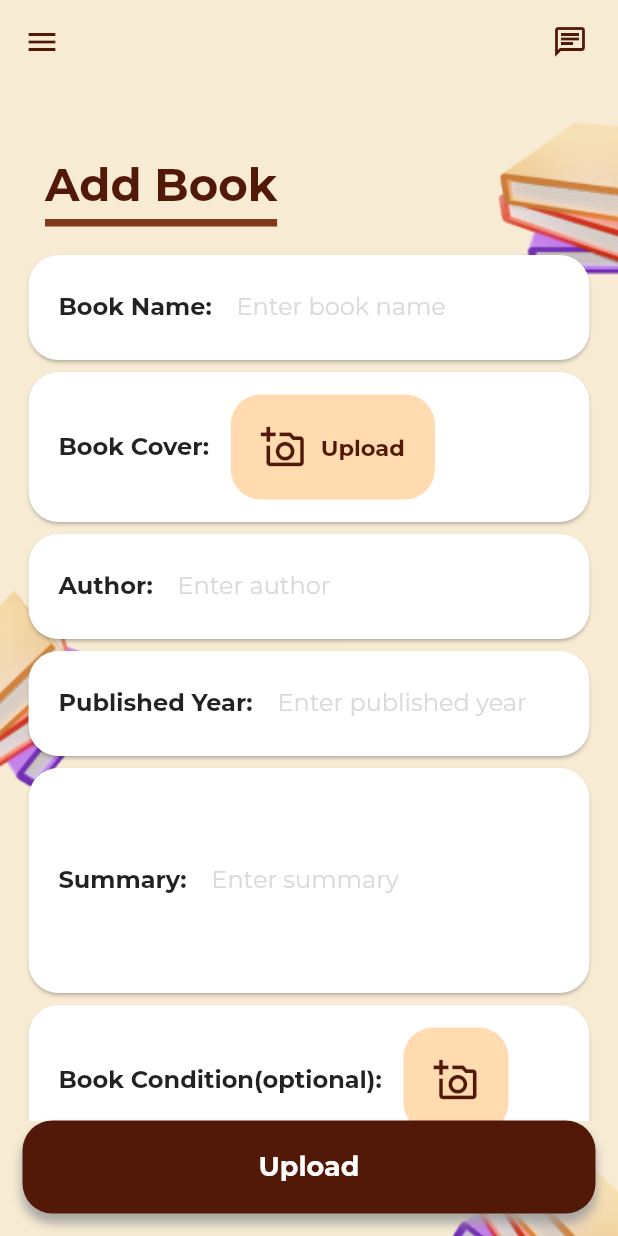
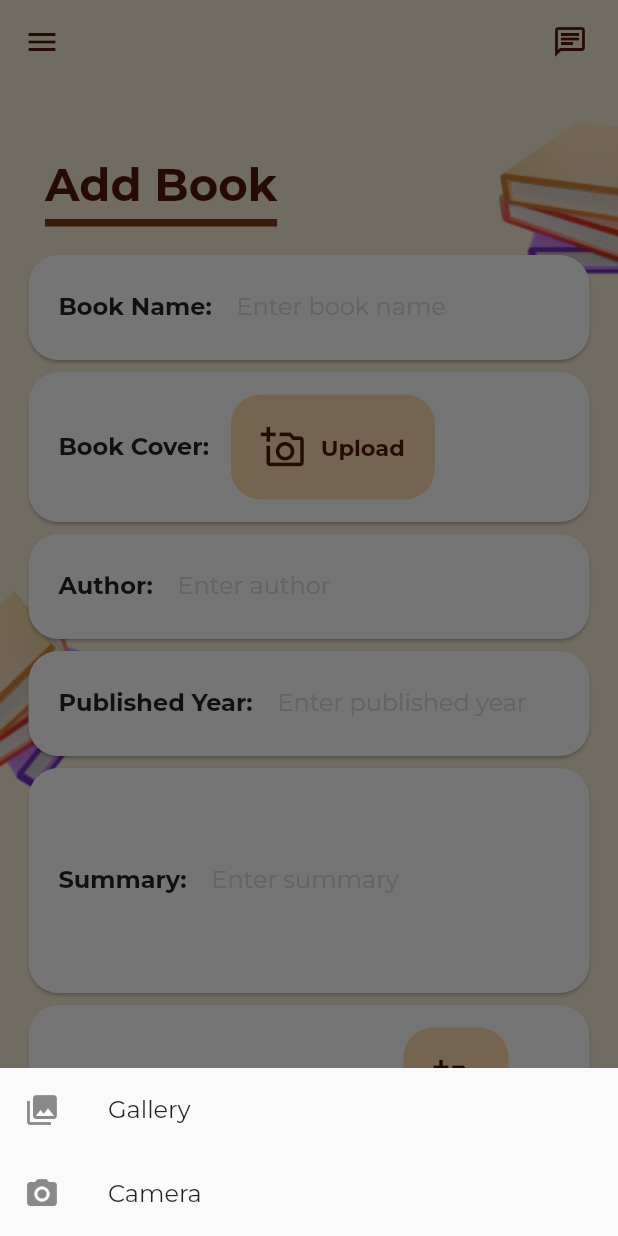
Before and after one commit to AndreaGon/6002CEM_Group6, a Flutter app: the AddBook screen opened by its route, after a tap on "Upload", on a phone screen of 412 x 824 dp. Run offline on Flutter 3.47's test engine with Material 2 defaults, Android fonts, the phone set to English and light mode, and no system bars; our stand-ins replace cloud_firestore, email_validator, firebase_auth, firebase_core, firebase_storage, fluttertoast and 3 more; missing offline and left inert: dart:ffi; accounts and stored records are empty.

Commit message:
image picker

```diff
--- a/lib/view/books/add_book.dart
+++ b/lib/view/books/add_book.dart
@@ -1,21 +1,73 @@
+import 'dart:io';
 import 'package:bookbridge/view/home/side_navi.dart';
 import 'package:fluttertoast/fluttertoast.dart';
-import 'package:bookbridge/repository/books_repo.dart';
-import 'package:bookbridge/view/books/book_info.dart';
 import 'package:bookbridge/view_model/books_viewmodel.dart';
-import 'package:cloud_firestore/cloud_firestore.dart';
-import 'package:firebase_auth/firebase_auth.dart';
 import 'package:flutter/material.dart';
-
+import 'package:image_picker/image_picker.dart';
+import 'package:path/path.dart';
 import '../../res/colors.dart';
-import '../help_center/help_center.dart';
 import '../home/homepage.dart';
 import '../inbox/inbox.dart';
-import '../login_register/login.dart';
 import 'my_books.dart';
+import 'package:firebase_storage/firebase_storage.dart' as firebase_storage;
+
+class AddBook extends StatefulWidget {
+  AddBook({Key? key}) : super(key: key);
+
+  @override
+  State<AddBook> createState() => _AddBookState();
+}
+
+class _AddBookState extends State<AddBook> {
+
+  firebase_storage.FirebaseStorage storage =
+      firebase_storage.FirebaseStorage.instance;
+
+  File? _photo;
+  final ImagePicker _picker = ImagePicker();
+
+  Future imgFromGallery() async {
+    final pickedFile = await _picker.pickImage(source: ImageSource.gallery);
+
+    setState(() {
+      if (pickedFile != null) {
+        _photo = File(pickedFile.path);
+        uploadFile();
+      } else {
+        print('No image selected.');
+      }
+    });
+  }
+
+  Future imgFromCamera() async {
+    final pickedFile = await _picker.pickImage(source: ImageSource.camera);
+
+    setState(() {
+      if (pickedFile != null) {
+        _photo = File(pickedFile.path);
+        uploadFile();
+      } else {
+        print('No image selected.');
+      }
+    });
+  }
+
+  Future uploadFile() async {
+    if (_photo == null) return;
+    final fileName = basename(_photo!.path);
+    final destination = 'files/$fileName';
+
+    try {
+      final ref = firebase_storage.FirebaseStorage.instance
+          .ref(destination)
+          .child('file/');
+      await ref.putFile(_photo!);
+    } catch (e) {
+      print('error occured');
+    }
+  }
 
 
-class AddBook extends StatelessWidget {
 
   TextEditingController nameController = TextEditingController();
   TextEditingController authorController = TextEditingController();
@@ -23,11 +75,8 @@ class AddBook extends StatelessWidget {
   TextEditingController summaryController = TextEditingController();
   TextEditingController priceController = TextEditingController();
 
-  AddBook({super.key});
-
   @override
   Widget build(BuildContext context) {
-
     return Container(
         decoration: const BoxDecoration(
           image: DecorationImage(
@@ -125,10 +174,9 @@ class AddBook extends StatelessWidget {
                                   child: Row(
                                       children: [
                                         const Text('Book Cover: ', style: TextStyle(fontSize: 16,fontWeight: FontWeight.bold)),
-                                        const SizedBox(width: 10,),
+                                        const SizedBox(width: 10),
                                         InkWell(
-                                          //chat button
-                                            onTap: () {  },
+                                            onTap: () { _showPicker(context); },
                                             child: Container(
                                                 padding: const EdgeInsets.all(20),
                                                 decoration: BoxDecoration(color: light, borderRadius: BorderRadius.circular(20)),
@@ -263,7 +311,6 @@ class AddBook extends StatelessWidget {
                                 shape: RoundedRectangleBorder(borderRadius: BorderRadius.circular(20)),
                                 child:Container(
                                   width: double.infinity,
-                                  //Book cover
                                   height: 100,
                                   alignment: Alignment.centerLeft,
                                   padding: const EdgeInsets.fromLTRB(20, 0, 20, 0),
@@ -272,11 +319,9 @@ class AddBook extends StatelessWidget {
                                         const Text('Book Condition(optional): ', style: TextStyle(fontSize: 16,fontWeight: FontWeight.bold)),
                                         const SizedBox(width: 10,),
                                         InkWell(
-                                          //chat button
                                             onTap: () { Navigator.push(context, MaterialPageRoute(builder: (context) => HomePage())); },
                                             child: Container(
                                                 padding: const EdgeInsets.all(20),
-                                                //width: 80,
                                                 decoration: BoxDecoration(color: light, borderRadius: BorderRadius.circular(20)),
                                                 child: Row(
                                                     children: const [
@@ -393,6 +438,33 @@ class AddBook extends StatelessWidget {
     }
   }
 
-
-
+  void _showPicker(context) {
+    showModalBottomSheet(
+        context: context,
+        builder: (BuildContext bc) {
+          return SafeArea(
+            child: Container(
+              child: new Wrap(
+                children: <Widget>[
+                  new ListTile(
+                      leading: new Icon(Icons.photo_library),
+                      title: new Text('Gallery'),
+                      onTap: () {
+                        imgFromGallery();
+                        Navigator.of(context).pop();
+                      }),
+                  new ListTile(
+                    leading: new Icon(Icons.photo_camera),
+                    title: new Text('Camera'),
+                    onTap: () {
+                      imgFromCamera();
+                      Navigator.of(context).pop();
+                    },
+                  ),
+                ],
+              ),
+            ),
+          );
+        });
+  }
 }
--- a/lib/view_model/books_viewmodel.dart
+++ b/lib/view_model/books_viewmodel.dart
@@ -1,6 +1,5 @@
 import 'package:cloud_firestore/cloud_firestore.dart';
 import 'package:firebase_auth/firebase_auth.dart';
-import 'package:flutter/material.dart';
 
 class BooksVM {
 
--- a/pubspec.yaml
+++ b/pubspec.yaml
@@ -40,6 +40,9 @@ dependencies:
   firebase_core: ^2.12.0
   cloud_firestore: ^4.7.0
   firebase_auth: ^4.6.0
+  firebase_storage: ^11.2.1
+  path: ^1.8.0
+  image_picker: ^0.8.4
 
 dev_dependencies:
   flutter_test:
```
Also changed, not shown: pubspec.lock, 3 other files.
